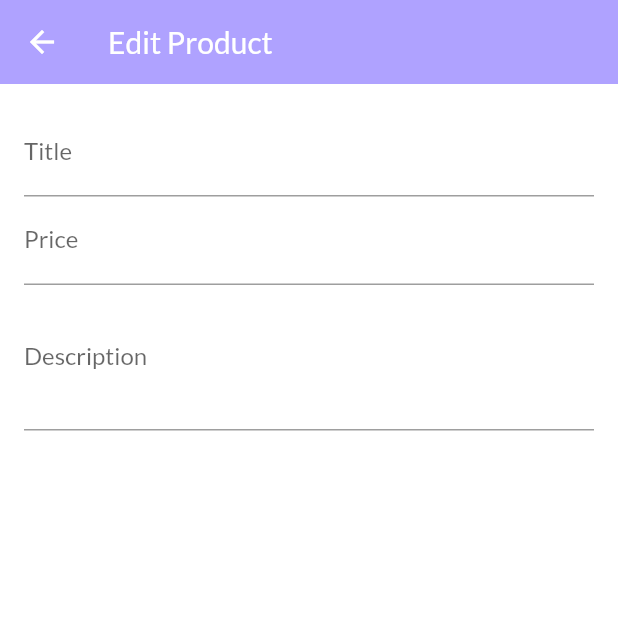
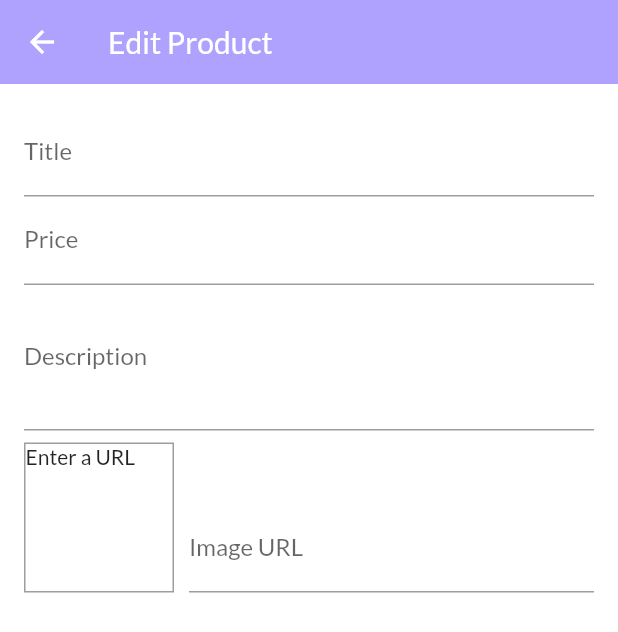
Before and after one commit to zawmorntwan/My-Shop, a Flutter app: the EditProductScreen screen opened by its route, on a phone screen of 412 x 824 dp. Shown: the top 632 px of the screen. Run offline on Flutter 3.47's test engine with Material 2 defaults, Android fonts, the phone set to English and light mode, and no system bars; network calls fail.

Commit message:
Update edit_product_screen.dart

```diff
--- a/lib/screens/edit_product_screen.dart
+++ b/lib/screens/edit_product_screen.dart
@@ -11,12 +11,29 @@ class EditProductScreen extends StatefulWidget {
 class _EditProductScreenState extends State<EditProductScreen> {
   final _priceFocusNode = FocusNode();
   final _descriptionFocusNode = FocusNode();
+  final _imageUrlController = TextEditingController();
+  final _imageUrlFocusNode = FocusNode();
+
+  @override
+  void initState() {
+    _imageUrlFocusNode.addListener(_updateImageUrl);
+    super.initState();
+  }
 
   @override
   void dispose() {
+    _imageUrlFocusNode.removeListener(_updateImageUrl);
     _priceFocusNode.dispose();
     _descriptionFocusNode.dispose();
+    _imageUrlController.dispose();
+    _imageUrlFocusNode.dispose();
     super.dispose();
+  }
+
+  void _updateImageUrl() {
+    if (!_imageUrlFocusNode.hasFocus) {
+      setState(() {});
+    }
   }
 
   @override
@@ -58,6 +75,42 @@ class _EditProductScreenState extends State<EditProductScreen> {
                 keyboardType: TextInputType.multiline,
                 focusNode: _descriptionFocusNode,
               ),
+              Row(
+                crossAxisAlignment: CrossAxisAlignment.end,
+                children: [
+                  Container(
+                    width: 100,
+                    height: 100,
+                    margin: const EdgeInsets.only(
+                      top: 8,
+                      right: 10,
+                    ),
+                    decoration: BoxDecoration(
+                      border: Border.all(
+                        width: 1,
+                        color: Colors.grey,
+                      ),
+                    ),
+                    child: _imageUrlController.text.isEmpty
+                        ? const Text('Enter a URL')
+                        : FittedBox(
+                            child: Image.network(
+                              _imageUrlController.text,
+                              fit: BoxFit.cover,
+                            ),
+                          ),
+                  ),
+                  Expanded(
+                    child: TextFormField(
+                      decoration: const InputDecoration(labelText: 'Image URL'),
+                      keyboardType: TextInputType.url,
+                      textInputAction: TextInputAction.done,
+                      controller: _imageUrlController,
+                      focusNode: _imageUrlFocusNode,
+                    ),
+                  ),
+                ],
+              )
             ],
           ),
         ),
```
